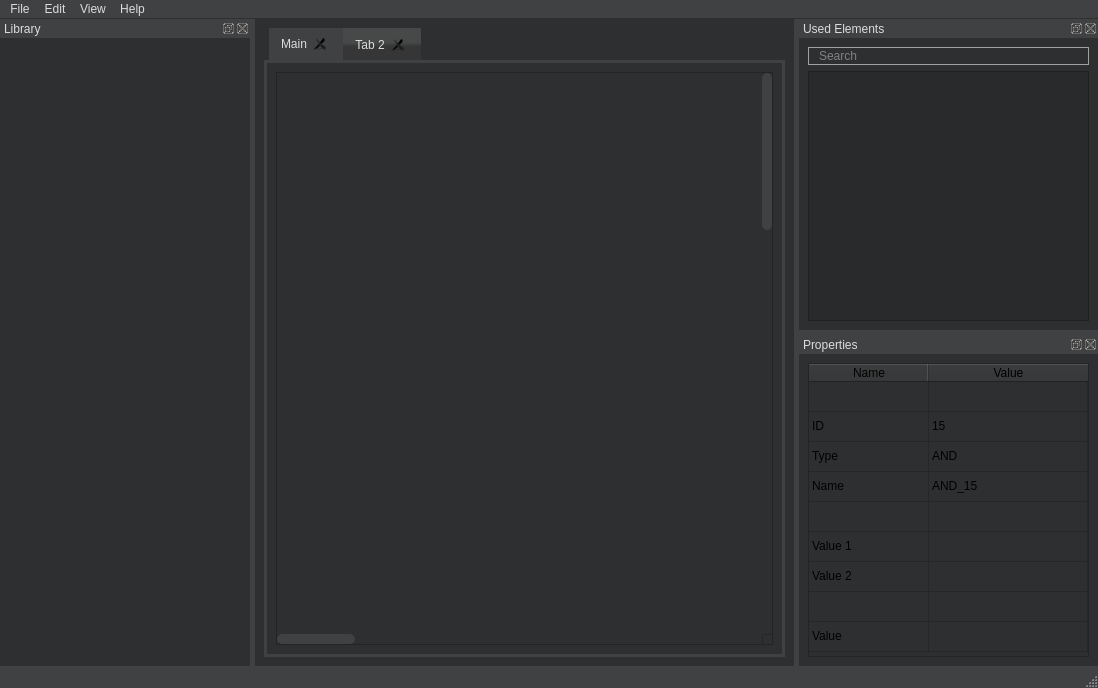
YurBagoyan/Logic_Simulator, file mainwindow.ui: the form before one commit.
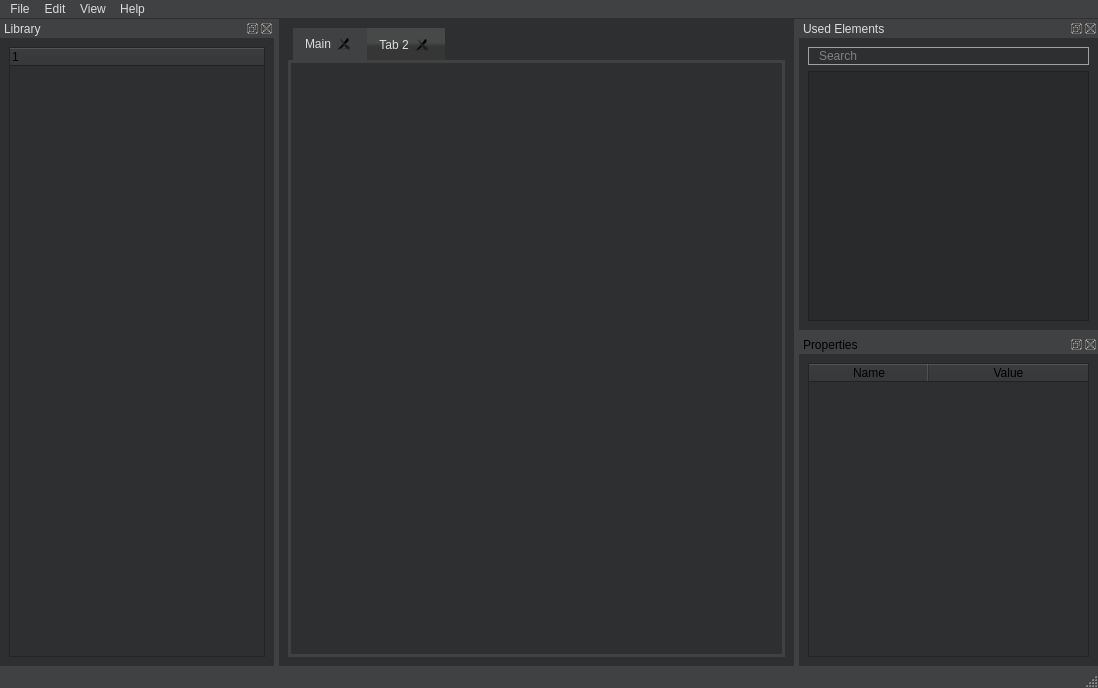
The form after the commit. Icons and pictures are not drawn. Custom widgets are drawn as their Qt base class.

What changed in the file:
```diff
--- a/mainwindow.ui
+++ b/mainwindow.ui
@@ -49,7 +49,11 @@
    <bool>false</bool>
   </property>
   <property name="styleSheet">
-   <string notr="true">QMainWindow::separator {
+   <string notr="true">QMainWindow {
+	background: #404142;
+}
+
+QMainWindow::separator {
     background: #404142 ;
     width: 5px; /* when vertical */
     height: 5px; /* when horizontal */
@@ -75,11 +79,32 @@
   <widget class="QWidget" name="centralwidget">
    <property name="styleSheet">
     <string notr="true">QWidget {
-	background-color: #2e2f30;
+	background-color: #2e2f30;;
 	color: #dbdcdd;
 }
 
-/*Generated by ChatGPT*/
+/*Input Dialog style sheet*/
+QInputDialog {
+	background: #404142;
+	color: red;
+}
+
+QLabel{
+	background: #404142;
+	color: #dbdcdd;
+}
+
+QLineEdit {
+	background-color: #404142;
+	color: #dbdcdd;
+}
+
+QPushButton{
+	background-color: #404142;
+	color: #dbdcdd;
+}
+
+/*Generated by ChatGPT */
 
 /* Vertical */
 QScrollBar:vertical {
@@ -243,32 +268,7 @@
        <attribute name="title">
         <string>Main</string>
        </attribute>
-       <layout class="QGridLayout" name="gridLayout_3">
-        <item row="0" column="0">
-         <widget class="GraphicsView" name="graphicsView">
-          <property name="verticalScrollBarPolicy">
-           <enum>Qt::ScrollBarAlwaysOn</enum>
-          </property>
-          <property name="horizontalScrollBarPolicy">
-           <enum>Qt::ScrollBarAlwaysOn</enum>
-          </property>
-          <property name="sizeAdjustPolicy">
-           <enum>QAbstractScrollArea::AdjustIgnored</enum>
-          </property>
-          <property name="sceneRect">
-           <rectf>
-            <x>500.000000000000000</x>
-            <y>500.000000000000000</y>
-            <width>3000.000000000000000</width>
-            <height>2000.000000000000000</height>
-           </rectf>
-          </property>
-          <property name="transformationAnchor">
-           <enum>QGraphicsView::AnchorUnderMouse</enum>
-          </property>
-         </widget>
-        </item>
-       </layout>
+       <layout class="QGridLayout" name="gridLayout_3"/>
       </widget>
       <widget class="QWidget" name="tab_2">
        <attribute name="title">
@@ -658,7 +658,7 @@
    <property name="minimumSize">
     <size>
      <width>250</width>
-     <height>172</height>
+     <height>264</height>
     </size>
    </property>
    <property name="styleSheet">
@@ -711,50 +711,57 @@
     <property name="styleSheet">
      <string notr="true">background: #2e2f30;</string>
     </property>
-    <layout class="QVBoxLayout" name="verticalLayout">
+    <layout class="QHBoxLayout" name="horizontalLayout">
      <item>
-      <widget class="ExpanderWidget" name="gatesExpWidget" native="true">
-       <property name="enabled">
-        <bool>true</bool>
-       </property>
-       <property name="sizePolicy">
-        <sizepolicy hsizetype="Preferred" vsizetype="MinimumExpanding">
-         <horstretch>0</horstretch>
-         <verstretch>0</verstretch>
-        </sizepolicy>
-       </property>
-       <property name="autoFillBackground">
-        <bool>false</bool>
-       </property>
+      <widget class="ExpanderWidget" name="expWidget">
        <property name="styleSheet">
-        <string notr="true">QWidget {
-	background: #2e2f30;
+        <string notr="true">QTreeWidget { 
 	color: #dbdcdd;
-}</string>
-       </property>
-      </widget>
-     </item>
-     <item>
-      <widget class="ExpanderWidget" name="logicExpWidget" native="true">
-       <property name="enabled">
-        <bool>true</bool>
-       </property>
-       <property name="sizePolicy">
-        <sizepolicy hsizetype="Preferred" vsizetype="MinimumExpanding">
-         <horstretch>0</horstretch>
-         <verstretch>0</verstretch>
-        </sizepolicy>
-       </property>
-       <property name="styleSheet">
-        <string notr="true">QWidget {
-	background: #2e2f30;
-	color: #dbdcdd;
 }
 
-QWidget::title {
-	color: red;
-}</string>
+QScrollBar:vertical {
+    border:  #404142;
+	background:  #2e2f30;
+    width: 10px;
+    margin: 0px 0px 0px 0px;
+}
+
+QScrollBar::handle:vertical {
+    background: #404142;
+	border: 1px solid #404142;
+    min-height: 20px;
+    border-radius: 5px;
+}
+
+QScrollBar::handle:vertical:hover {
+    background: gray;
+}
+
+QScrollBar::add-line:vertical {
+    background: transparent;
+    height: 20px;
+    subcontrol-position: bottom;
+    subcontrol-origin: margin;
+}
+
+QScrollBar::sub-line:vertical {
+    background: transparent;
+    height: 20px;
+    subcontrol-position: top;
+    subcontrol-origin: margin;
+}
+
+QScrollBar::up-arrow:vertical, QScrollBar::down-arrow:vertical {
+    width: 0px;
+    height: 0px;
+}
+</string>
        </property>
+       <column>
+        <property name="text">
+         <string notr="true">1</string>
+        </property>
+       </column>
       </widget>
      </item>
     </layout>
@@ -892,7 +899,7 @@
 QDockWidget::close-button:pressed, QDockWidget::float-button:pressed {
    	padding: 1px -1px -1px 1px;
 }
-</string>
+d</string>
    </property>
    <property name="allowedAreas">
     <set>Qt::LeftDockWidgetArea|Qt::RightDockWidgetArea</set>
@@ -931,51 +938,6 @@
        <attribute name="verticalHeaderShowSortIndicator" stdset="0">
         <bool>false</bool>
        </attribute>
-       <row>
-        <property name="text">
-         <string>Element</string>
-        </property>
-       </row>
-       <row>
-        <property name="text">
-         <string>ID</string>
-        </property>
-       </row>
-       <row>
-        <property name="text">
-         <string>Type</string>
-        </property>
-       </row>
-       <row>
-        <property name="text">
-         <string>Name</string>
-        </property>
-       </row>
-       <row>
-        <property name="text">
-         <string>Input</string>
-        </property>
-       </row>
-       <row>
-        <property name="text">
-         <string>IN_1</string>
-        </property>
-       </row>
-       <row>
-        <property name="text">
-         <string>IN_2</string>
-        </property>
-       </row>
-       <row>
-        <property name="text">
-         <string>Output</string>
-        </property>
-       </row>
-       <row>
-        <property name="text">
-         <string>OUT</string>
-        </property>
-       </row>
        <column>
         <property name="text">
          <string>Name</string>
@@ -986,86 +948,6 @@
          <string>Value</string>
         </property>
        </column>
-       <item row="1" column="0">
-        <property name="text">
-         <string>ID</string>
-        </property>
-        <property name="flags">
-         <set>ItemIsSelectable|ItemIsDragEnabled|ItemIsDropEnabled|ItemIsUserCheckable|ItemIsEnabled</set>
-        </property>
-       </item>
-       <item row="1" column="1">
-        <property name="text">
-         <string>15</string>
-        </property>
-        <property name="flags">
-         <set>ItemIsSelectable|ItemIsDragEnabled|ItemIsDropEnabled|ItemIsUserCheckable|ItemIsEnabled</set>
-        </property>
-       </item>
-       <item row="2" column="0">
-        <property name="text">
-         <string>Type</string>
-        </property>
-        <property name="flags">
-         <set>ItemIsSelectable|ItemIsDragEnabled|ItemIsDropEnabled|ItemIsUserCheckable|ItemIsEnabled</set>
-        </property>
-       </item>
-       <item row="2" column="1">
-        <property name="text">
-         <string>AND</string>
-        </property>
-        <property name="flags">
-         <set>ItemIsSelectable|ItemIsDragEnabled|ItemIsDropEnabled|ItemIsUserCheckable|ItemIsEnabled</set>
-        </property>
-       </item>
-       <item row="3" column="0">
-        <property name="text">
-         <string>Name</string>
-        </property>
-        <property name="flags">
-         <set>ItemIsSelectable|ItemIsDragEnabled|ItemIsDropEnabled|ItemIsUserCheckable|ItemIsEnabled</set>
-        </property>
-       </item>
-       <item row="3" column="1">
-        <property name="text">
-         <string>AND_15</string>
-        </property>
-        <property name="flags">
-         <set>ItemIsSelectable|ItemIsDragEnabled|ItemIsDropEnabled|ItemIsUserCheckable|ItemIsEnabled</set>
-        </property>
-       </item>
-       <item row="5" column="0">
-        <property name="text">
-         <string>Value 1</string>
-        </property>
-        <property name="flags">
-         <set>ItemIsSelectable|ItemIsDragEnabled|ItemIsDropEnabled|ItemIsUserCheckable|ItemIsEnabled</set>
-        </property>
-       </item>
-       <item row="6" column="0">
-        <property name="text">
-         <string>Value 2</string>
-        </property>
-        <property name="flags">
-         <set>ItemIsSelectable|ItemIsDragEnabled|ItemIsDropEnabled|ItemIsUserCheckable|ItemIsEnabled</set>
-        </property>
-       </item>
-       <item row="8" column="0">
-        <property name="text">
-         <string>Value</string>
-        </property>
-        <property name="flags">
-         <set>ItemIsSelectable|ItemIsDragEnabled|ItemIsDropEnabled|ItemIsUserCheckable|ItemIsEnabled</set>
-        </property>
-       </item>
-       <item row="8" column="1">
-        <property name="text">
-         <string/>
-        </property>
-        <property name="flags">
-         <set>ItemIsSelectable|ItemIsDragEnabled|ItemIsDropEnabled|ItemIsUserCheckable|ItemIsEnabled</set>
-        </property>
-       </item>
       </widget>
      </item>
     </layout>
@@ -1247,12 +1129,6 @@
   </action>
  </widget>
  <customwidgets>
-  <customwidget>
-   <class>ExpanderWidget</class>
-   <extends>QWidget</extends>
-   <header>Include/UI/expanderwidget.h</header>
-   <container>1</container>
-  </customwidget>
   <customwidget>
    <class>DockWidget</class>
    <extends>QDockWidget</extends>
@@ -1265,16 +1141,16 @@
    <header>Include/UI/tabwidget.h</header>
    <container>1</container>
   </customwidget>
-  <customwidget>
-   <class>GraphicsView</class>
-   <extends>QGraphicsView</extends>
-   <header>Include/UI/graphicsview.h</header>
-  </customwidget>
   <customwidget>
    <class>TableWidget</class>
    <extends>QTableWidget</extends>
    <header>Include/UI/tablewidget.h</header>
   </customwidget>
+  <customwidget>
+   <class>ExpanderWidget</class>
+   <extends>QTreeWidget</extends>
+   <header>Include/UI/expanderwidget.h</header>
+  </customwidget>
  </customwidgets>
  <resources>
   <include location="Icons.qrc"/>
```
Left out of the diff: 53 changed lines with no effect on the pictures.
